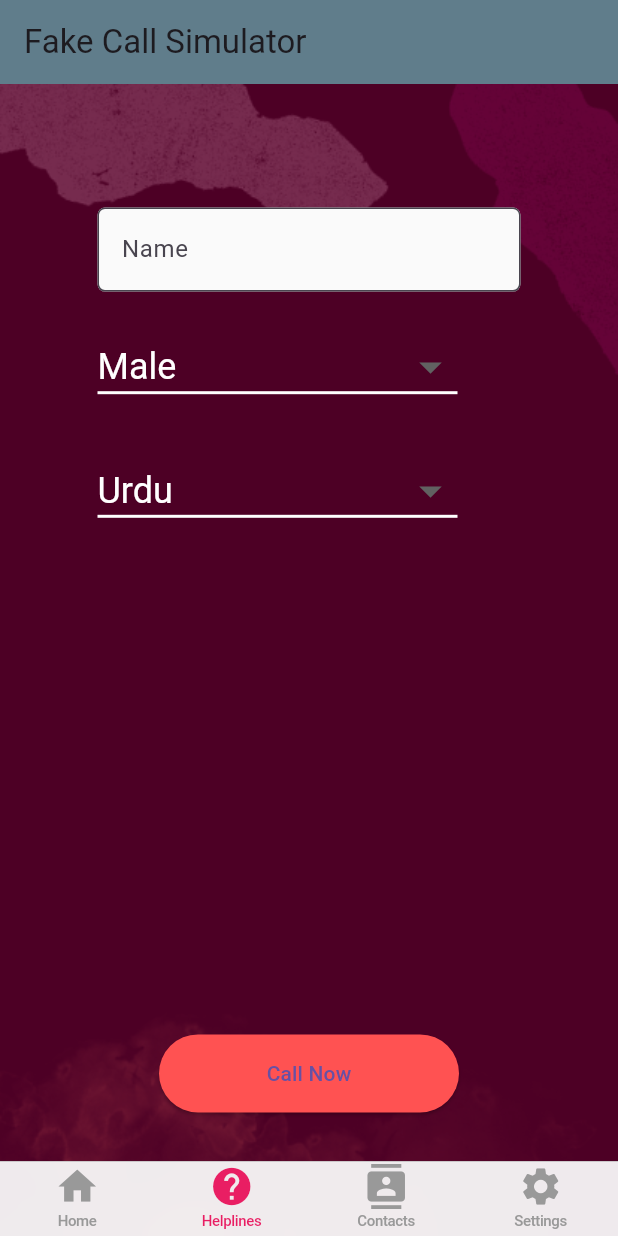
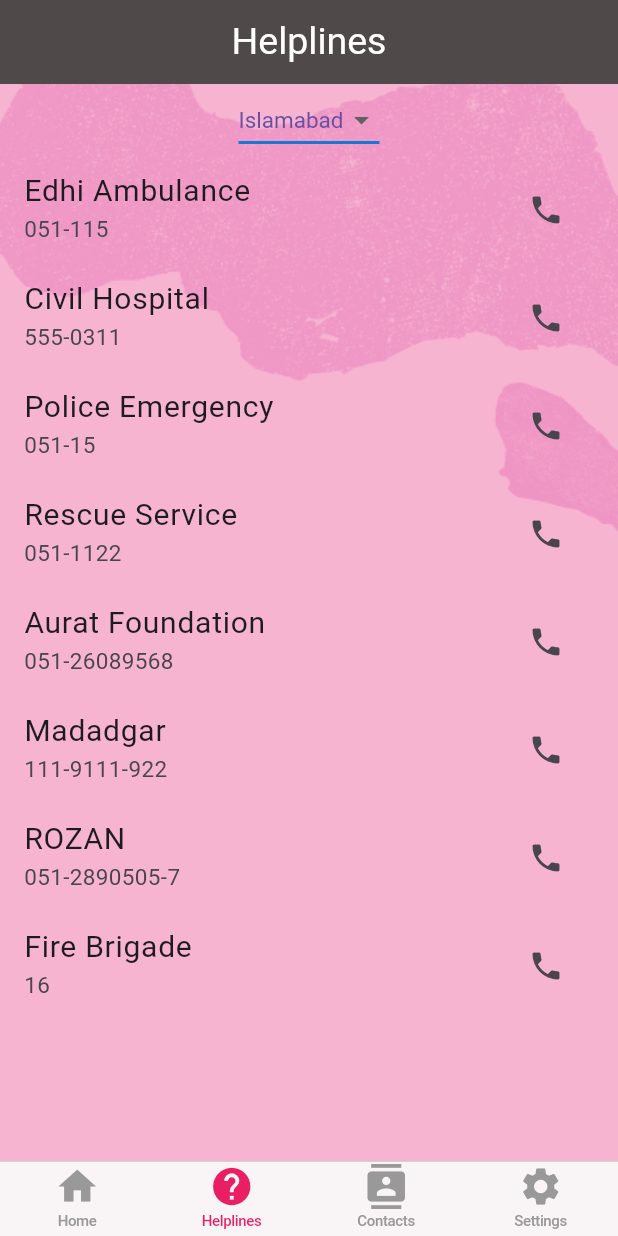
Before and after one commit to hmzza/safeguardher_fyp, a Flutter app: the MainScreen screen opened by its route, item 2 of the bottom bar chosen, on a phone screen of 412 x 824 dp. Run offline on Flutter 3.47's test engine with Material 3 defaults, Android fonts, the phone set to English and light mode, and no system bars; our stand-ins replace image_picker; missing offline and left inert: dart:ffi.

Commit message:
implemented helplines page with calling feature and about us page

```diff
--- /dev/null
+++ b/lib/helplines.dart
@@ -0,0 +1,108 @@
+import 'package:flutter/material.dart';
+import 'package:safeguardher/utils/custom_app_bar.dart';
+import 'package:url_launcher/url_launcher.dart';
+
+class HelpLines extends StatefulWidget {
+  const HelpLines({super.key});
+
+  @override
+  State<HelpLines> createState() => _HelpLinesState();
+}
+
+class _HelpLinesState extends State<HelpLines> {
+  String selectedCity = 'Islamabad'; // Default value for the dropdown
+
+  // Dummy data for the list of helplines
+  final List<Map<String, String>> helplines = [
+    {'name': 'Edhi Ambulance', 'number': '051-115'},
+    {'name': 'Civil Hospital', 'number': '555-0311'},
+    {'name': 'Police Emergency', 'number': '051-15'},
+    {'name': 'Rescue Service', 'number': '051-1122'},
+    {'name': 'Aurat Foundation', 'number': '051-26089568'},
+    {'name': 'Madadgar', 'number': '111-9111-922'},
+    {'name': 'ROZAN', 'number': '051-2890505-7'},
+    {'name': 'Fire Brigade', 'number': '16'},
+    // Add more helpline data here...
+  ];
+
+  Future<void> _makePhoneCall(String phoneNumber) async {
+    final Uri launchUri = Uri(
+      scheme: 'tel',
+      path: phoneNumber,
+    );
+    if (await canLaunchUrl(launchUri)) {
+      await launchUrl(launchUri);
+    } else {
+      throw 'Could not launch $launchUri';
+    }
+  }
+
+
+  @override
+  Widget build(BuildContext context) {
+    return Scaffold(
+      appBar: CustomAppBar(titleText: 'Helplines'),
+      body: Stack(
+        children: <Widget>[
+          Container(
+            decoration: BoxDecoration(
+              image: DecorationImage(
+                image: AssetImage('assets/images/lightPinkBG.png'),
+                fit: BoxFit.cover,
+              ),
+            ),
+          ),
+          Column(
+            children: [
+              DropdownButton<String>(
+                value: selectedCity,
+                icon: const Icon(Icons.arrow_drop_down),
+                iconSize: 24,
+                elevation: 26,
+                style: TextStyle(color: Theme.of(context).primaryColor, fontSize: 15),
+                underline: Container(
+                  height: 2,
+                  color: Theme.of(context).primaryColorDark,
+                ),
+                onChanged: (String? newValue) {
+                  setState(() {
+                    selectedCity = newValue!;
+                  });
+                },
+                items: <String>['Islamabad', 'Karachi', 'Lahore', 'Peshawar']
+                    .map<DropdownMenuItem<String>>((String value) {
+                  return DropdownMenuItem<String>(
+                    value: value,
+                    child: Text(value),
+                  );
+                }).toList(),
+              ),
+              Expanded(
+                child: ListView.builder(
+                  itemCount: helplines.length,
+                  itemBuilder: (context, index) {
+                    return ListTile(
+                      title: Text(helplines[index]['name']!, style: TextStyle(
+                        fontSize: 20
+                      ),),
+                      subtitle: Text(helplines[index]['number']!, style: TextStyle(
+                          fontSize: 15
+                      )),
+                      trailing: IconButton(
+                        icon: Icon(Icons.phone),
+                        onPressed: () {
+                          _makePhoneCall(helplines[index]['number']!);
+                        },
+                      ),
+                    );
+                  },
+                ),
+              ),
+            ],
+          ),
+        ],
+      ),
+      // You would also add your bottom navigation bar here
+    );
+  }
+}
--- a/lib/home_page.dart
+++ b/lib/home_page.dart
@@ -129,7 +129,7 @@
               ),
             ),
             Positioned(
-                left: 260,
+                left: 250,
                 top: 580,
                 child: Text(
                   'SOS Alert',
--- a/lib/utils/mainScreen.dart
+++ b/lib/utils/mainScreen.dart
@@ -2,6 +2,7 @@
 import 'package:flutter/material.dart';
 import 'package:safeguardher/accountsettings.dart';
 import 'package:safeguardher/fakecall.dart';
+import 'package:safeguardher/helplines.dart';
 import 'package:safeguardher/home_page.dart';
 import 'package:safeguardher/new_test_page.dart';
 
@@ -36,7 +37,7 @@
               case 1:
               return CupertinoTabView(
                 builder: (context){
-                  return CupertinoPageScaffold(child: fakecall());
+                  return CupertinoPageScaffold(child: HelpLines());
                 },
               );
 
--- a/pubspec.yaml
+++ b/pubspec.yaml
@@ -32,7 +32,7 @@
     sdk: flutter
   audioplayers: ^5.2.1
   flutter_phone_direct_caller: ^2.1.1
-  url_launcher: ^6.2.1
+  url_launcher: ^6.2.2
   image_picker: ^1.0.4      # check for the latest version
 
 
```
Also changed, not shown: lib/aboutus.dart (added, +31 -0 lines), lib/accountsettings.dart (+7 -1 lines), assets/images/aboutUsBG.png (added), assets/images/aboutUsPageBG.png (added), assets/images/lightPinkBG.png (added), pubspec.lock.
